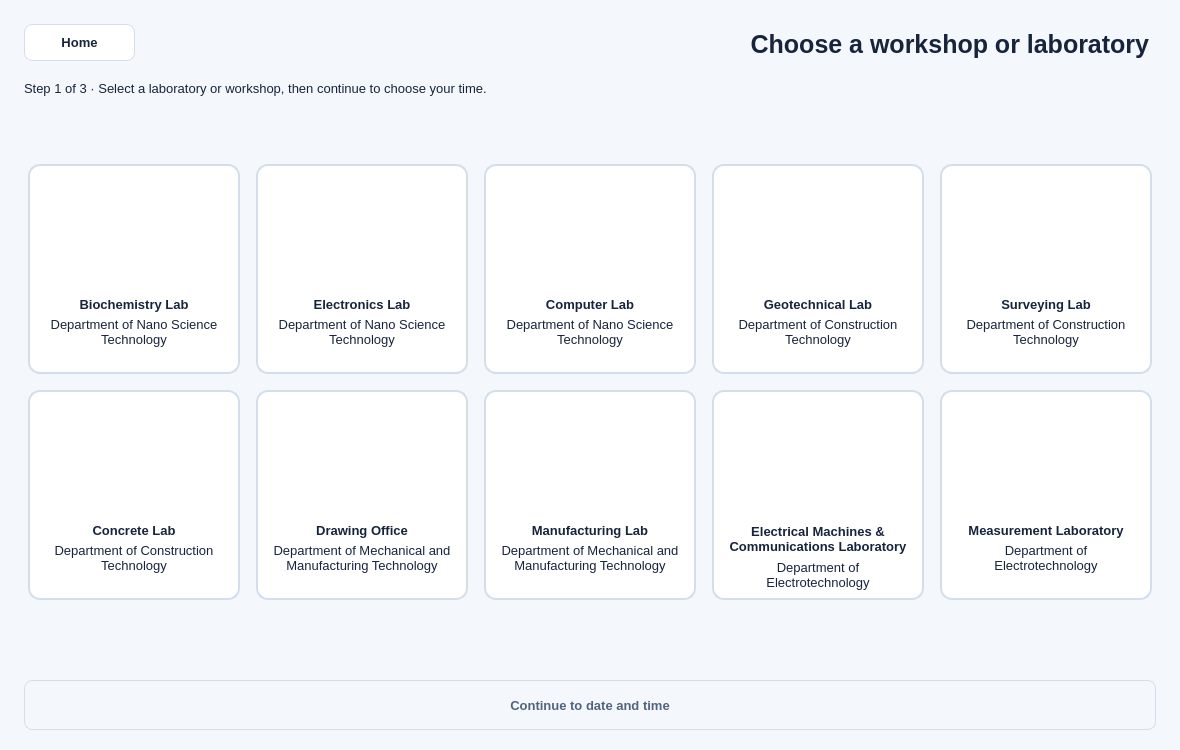
This is SYNCLAB - Source Code/ui/forms/selection.ui in PPAS-Rashmika/SYNCLAB-Centralized-Workshop-Laboratory-Allocation-Platform as Qt 5 draws it before an edit. The edited form follows.
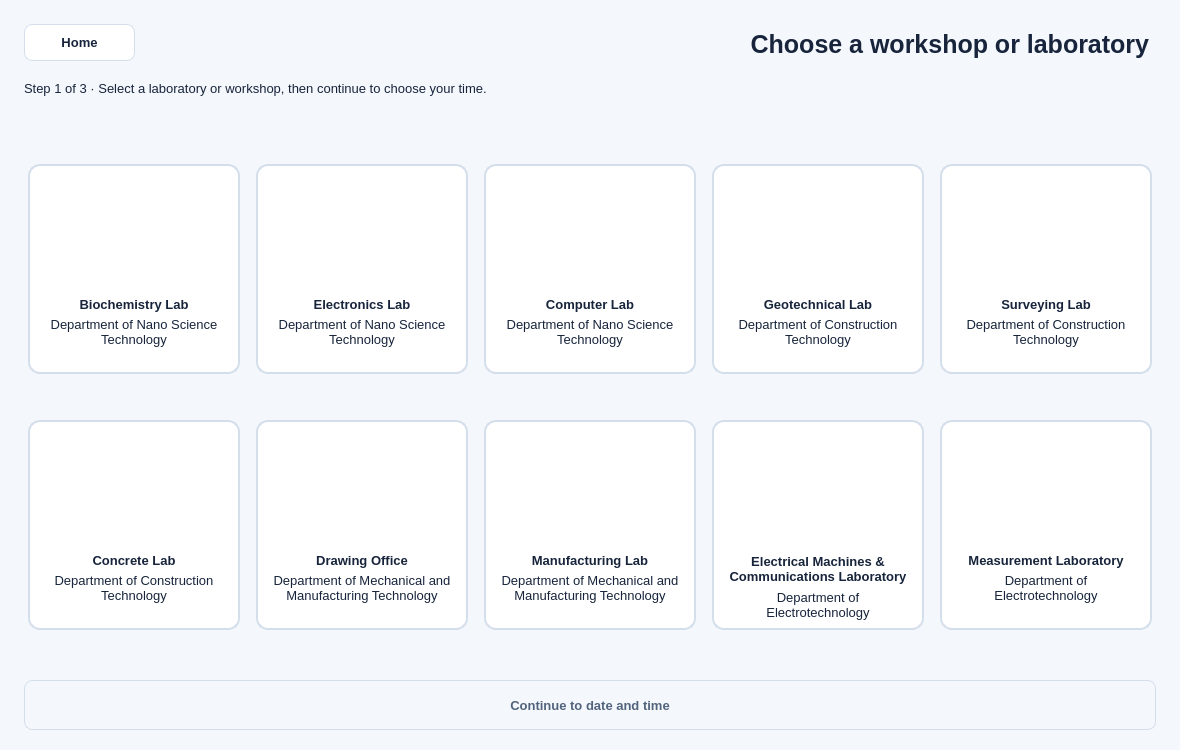
This is the edited form. Icons and pictures are not drawn.

Diff of the .ui file:
```diff
--- a/SYNCLAB - Source Code/ui/forms/selection.ui
+++ b/SYNCLAB - Source Code/ui/forms/selection.ui
@@ -13,18 +13,156 @@
     <height>750</height>
    </rect>
   </property>
-  <!-- මෙම control එකේ font නම, size සහ bold බව මෙහි වෙනස් කරන්න. -->
-  <property name="font">
-   <font>
-    <family>Segoe UI</family>
-    <pointsize>10</pointsize>
-   </font>
+  <property name="darkStyleSheet" stdset="0">
+   <string notr="true">QWidget { font-family: "Segoe UI"; font-size: 10pt; }
+QWidget#selectionWidget { background:#0F172A; color:#F1F5F9; }
+QLabel { background:transparent; color:#F1F5F9; }
+QWidget#cardsScrollContents, QScrollArea#cardsScrollArea { background:transparent; border:none; }
+QPushButton { background:#1E293B; color:#F1F5F9; border:1px solid #43536B; border-radius:8px; padding:9px 14px; }
+QPushButton:hover, QPushButton:focus { background:#253C61; border-color:#2563EB; }
+QPushButton#nextBtn { background:#2563EB; color:white; border:1px solid #2563EB; }
+QPushButton#nextBtn:hover { background:#1D4ED8; }
+QPushButton#nextBtn:disabled { background:#0F172A; color:#AABAD0; border:1px solid #43536B; }
+#selectionWidget { font-family: "Segoe UI"; font-size: 10pt; }
+#backTo0Btn { font-family: "Segoe UI"; font-size: 10pt; font-weight: bold; }
+#selectTitleLabel { font-family: "Segoe UI"; font-size: 19pt; font-weight: bold; }
+QFrame#cardFrame01 { background:#1E293B; border:2px solid #43536B; border-radius:12px; }
+QFrame#cardFrame01[selected="true"] { background:#253C61; border-color:#6099F5; }
+#workshopTitle01 { font-family: "Segoe UI"; font-size: 10pt; font-weight: bold; }
+#workshopDepartment01 { font-family: "Segoe UI"; font-size: 10pt; }
+QPushButton#workshopCard_Biochemistry { background:transparent; border:2px solid transparent; border-radius:12px; padding:0; }
+QPushButton#workshopCard_Biochemistry:hover, QPushButton#workshopCard_Biochemistry:focus { border:2px solid #6099F5; background:rgba(80,140,240,18); }
+QFrame#cardFrame02 { background:#1E293B; border:2px solid #43536B; border-radius:12px; }
+QFrame#cardFrame02[selected="true"] { background:#253C61; border-color:#6099F5; }
+#workshopTitle02 { font-family: "Segoe UI"; font-size: 10pt; font-weight: bold; }
+#workshopDepartment02 { font-family: "Segoe UI"; font-size: 10pt; }
+QPushButton#workshopCard_Electronics { background:transparent; border:2px solid transparent; border-radius:12px; padding:0; }
+QPushButton#workshopCard_Electronics:hover, QPushButton#workshopCard_Electronics:focus { border:2px solid #6099F5; background:rgba(80,140,240,18); }
+QFrame#cardFrame03 { background:#1E293B; border:2px solid #43536B; border-radius:12px; }
+QFrame#cardFrame03[selected="true"] { background:#253C61; border-color:#6099F5; }
+#workshopTitle03 { font-family: "Segoe UI"; font-size: 10pt; font-weight: bold; }
+#workshopDepartment03 { font-family: "Segoe UI"; font-size: 10pt; }
+QPushButton#workshopCard_Computer { background:transparent; border:2px solid transparent; border-radius:12px; padding:0; }
+QPushButton#workshopCard_Computer:hover, QPushButton#workshopCard_Computer:focus { border:2px solid #6099F5; background:rgba(80,140,240,18); }
+QFrame#cardFrame05 { background:#1E293B; border:2px solid #43536B; border-radius:12px; }
+QFrame#cardFrame05[selected="true"] { background:#253C61; border-color:#6099F5; }
+#workshopTitle05 { font-family: "Segoe UI"; font-size: 10pt; font-weight: bold; }
+#workshopDepartment05 { font-family: "Segoe UI"; font-size: 10pt; }
+QPushButton#workshopCard_Geotechnical { background:transparent; border:2px solid transparent; border-radius:12px; padding:0; }
+QPushButton#workshopCard_Geotechnical:hover, QPushButton#workshopCard_Geotechnical:focus { border:2px solid #6099F5; background:rgba(80,140,240,18); }
+QFrame#cardFrame06 { background:#1E293B; border:2px solid #43536B; border-radius:12px; }
+QFrame#cardFrame06[selected="true"] { background:#253C61; border-color:#6099F5; }
+#workshopTitle06 { font-family: "Segoe UI"; font-size: 10pt; font-weight: bold; }
+#workshopDepartment06 { font-family: "Segoe UI"; font-size: 10pt; }
+QPushButton#workshopCard_Surveying { background:transparent; border:2px solid transparent; border-radius:12px; padding:0; }
+QPushButton#workshopCard_Surveying:hover, QPushButton#workshopCard_Surveying:focus { border:2px solid #6099F5; background:rgba(80,140,240,18); }
+QFrame#cardFrame07 { background:#1E293B; border:2px solid #43536B; border-radius:12px; }
+QFrame#cardFrame07[selected="true"] { background:#253C61; border-color:#6099F5; }
+#workshopTitle07 { font-family: "Segoe UI"; font-size: 10pt; font-weight: bold; }
+#workshopDepartment07 { font-family: "Segoe UI"; font-size: 10pt; }
+QPushButton#workshopCard_Concrete { background:transparent; border:2px solid transparent; border-radius:12px; padding:0; }
+QPushButton#workshopCard_Concrete:hover, QPushButton#workshopCard_Concrete:focus { border:2px solid #6099F5; background:rgba(80,140,240,18); }
+QFrame#cardFrame11 { background:#1E293B; border:2px solid #43536B; border-radius:12px; }
+QFrame#cardFrame11[selected="true"] { background:#253C61; border-color:#6099F5; }
+#workshopTitle11 { font-family: "Segoe UI"; font-size: 10pt; font-weight: bold; }
+#workshopDepartment11 { font-family: "Segoe UI"; font-size: 10pt; }
+QPushButton#workshopCard_Drawing_Office { background:transparent; border:2px solid transparent; border-radius:12px; padding:0; }
+QPushButton#workshopCard_Drawing_Office:hover, QPushButton#workshopCard_Drawing_Office:focus { border:2px solid #6099F5; background:rgba(80,140,240,18); }
+QFrame#cardFrame12 { background:#1E293B; border:2px solid #43536B; border-radius:12px; }
+QFrame#cardFrame12[selected="true"] { background:#253C61; border-color:#6099F5; }
+#workshopTitle12 { font-family: "Segoe UI"; font-size: 10pt; font-weight: bold; }
+#workshopDepartment12 { font-family: "Segoe UI"; font-size: 10pt; }
+QPushButton#workshopCard_Manufacturing { background:transparent; border:2px solid transparent; border-radius:12px; padding:0; }
+QPushButton#workshopCard_Manufacturing:hover, QPushButton#workshopCard_Manufacturing:focus { border:2px solid #6099F5; background:rgba(80,140,240,18); }
+QFrame#cardFrame14 { background:#1E293B; border:2px solid #43536B; border-radius:12px; }
+QFrame#cardFrame14[selected="true"] { background:#253C61; border-color:#6099F5; }
+#workshopTitle14 { font-family: "Segoe UI"; font-size: 10pt; font-weight: bold; }
+#workshopDepartment14 { font-family: "Segoe UI"; font-size: 10pt; }
+QPushButton#workshopCard_Electrical_Machines___Communications_Laboratory { background:transparent; border:2px solid transparent; border-radius:12px; padding:0; }
+QPushButton#workshopCard_Electrical_Machines___Communications_Laboratory:hover, QPushButton#workshopCard_Electrical_Machines___Communications_Laboratory:focus { border:2px solid #6099F5; background:rgba(80,140,240,18); }
+QFrame#cardFrame15 { background:#1E293B; border:2px solid #43536B; border-radius:12px; }
+QFrame#cardFrame15[selected="true"] { background:#253C61; border-color:#6099F5; }
+#workshopTitle15 { font-family: "Segoe UI"; font-size: 10pt; font-weight: bold; }
+#workshopDepartment15 { font-family: "Segoe UI"; font-size: 10pt; }
+QPushButton#workshopCard_Measurement_Laboratory { background:transparent; border:2px solid transparent; border-radius:12px; padding:0; }
+QPushButton#workshopCard_Measurement_Laboratory:hover, QPushButton#workshopCard_Measurement_Laboratory:focus { border:2px solid #6099F5; background:rgba(80,140,240,18); }
+#nextBtn { font-family: "Segoe UI"; font-size: 10pt; font-weight: bold; }</string>
   </property>
-  <!-- මෙම control එකේ පාට, border, padding සහ radius සඳහා CSS rules මෙහි ඇත. -->
   <property name="styleSheet">
-   <string>QWidget#selectionWidget { background:#F4F7FB; color:#17243B; } QLabel { background:transparent; color:#17243B; } QWidget#cardsScrollContents, QScrollArea#cardsScrollArea { background:transparent; border:none; } QPushButton { background:#FFFFFF; color:#17243B; border:1px solid #D4DEEB; border-radius:8px; padding:9px 14px; } QPushButton:hover, QPushButton:focus { background:#EAF2FF; border-color:#2563EB; } QPushButton#nextBtn { background:#2563EB; color:white; border:1px solid #2563EB; } QPushButton#nextBtn:hover { background:#1D4ED8; } QPushButton#nextBtn:disabled { background:#F4F7FB; color:#52647D; border:1px solid #D4DEEB; }</string>
+   <string notr="true">QWidget { font-family: "Segoe UI"; font-size: 10pt; }
+QWidget#selectionWidget { background:#F4F7FB; color:#17243B; }
+QLabel { background:transparent; color:#17243B; }
+QWidget#cardsScrollContents, QScrollArea#cardsScrollArea { background:transparent; border:none; }
+QPushButton { background:#FFFFFF; color:#17243B; border:1px solid #D4DEEB; border-radius:8px; padding:9px 14px; }
+QPushButton:hover, QPushButton:focus { background:#EAF2FF; border-color:#2563EB; }
+QPushButton#nextBtn { background:#2563EB; color:white; border:1px solid #2563EB; }
+QPushButton#nextBtn:hover { background:#1D4ED8; }
+QPushButton#nextBtn:disabled { background:#F4F7FB; color:#52647D; border:1px solid #D4DEEB; }
+#selectionWidget { font-family: "Segoe UI"; font-size: 10pt; }
+#backTo0Btn { font-family: "Segoe UI"; font-size: 10pt; font-weight: bold; }
+#selectTitleLabel { font-family: "Segoe UI"; font-size: 19pt; font-weight: bold; }
+QFrame#cardFrame01 { background:#FFFFFF; border:2px solid #D4DEEB; border-radius:12px; }
+QFrame#cardFrame01[selected="true"] { background:#EAF2FF; border-color:#6099F5; }
+#workshopTitle01 { font-family: "Segoe UI"; font-size: 10pt; font-weight: bold; }
+#workshopDepartment01 { font-family: "Segoe UI"; font-size: 10pt; }
+QPushButton#workshopCard_Biochemistry { background:transparent; border:2px solid transparent; border-radius:12px; padding:0; }
+QPushButton#workshopCard_Biochemistry:hover, QPushButton#workshopCard_Biochemistry:focus { border:2px solid #6099F5; background:rgba(80,140,240,18); }
+QFrame#cardFrame02 { background:#FFFFFF; border:2px solid #D4DEEB; border-radius:12px; }
+QFrame#cardFrame02[selected="true"] { background:#EAF2FF; border-color:#6099F5; }
+#workshopTitle02 { font-family: "Segoe UI"; font-size: 10pt; font-weight: bold; }
+#workshopDepartment02 { font-family: "Segoe UI"; font-size: 10pt; }
+QPushButton#workshopCard_Electronics { background:transparent; border:2px solid transparent; border-radius:12px; padding:0; }
+QPushButton#workshopCard_Electronics:hover, QPushButton#workshopCard_Electronics:focus { border:2px solid #6099F5; background:rgba(80,140,240,18); }
+QFrame#cardFrame03 { background:#FFFFFF; border:2px solid #D4DEEB; border-radius:12px; }
+QFrame#cardFrame03[selected="true"] { background:#EAF2FF; border-color:#6099F5; }
+#workshopTitle03 { font-family: "Segoe UI"; font-size: 10pt; font-weight: bold; }
+#workshopDepartment03 { font-family: "Segoe UI"; font-size: 10pt; }
+QPushButton#workshopCard_Computer { background:transparent; border:2px solid transparent; border-radius:12px; padding:0; }
+QPushButton#workshopCard_Computer:hover, QPushButton#workshopCard_Computer:focus { border:2px solid #6099F5; background:rgba(80,140,240,18); }
+QFrame#cardFrame05 { background:#FFFFFF; border:2px solid #D4DEEB; border-radius:12px; }
+QFrame#cardFrame05[selected="true"] { background:#EAF2FF; border-color:#6099F5; }
+#workshopTitle05 { font-family: "Segoe UI"; font-size: 10pt; font-weight: bold; }
+#workshopDepartment05 { font-family: "Segoe UI"; font-size: 10pt; }
+QPushButton#workshopCard_Geotechnical { background:transparent; border:2px solid transparent; border-radius:12px; padding:0; }
+QPushButton#workshopCard_Geotechnical:hover, QPushButton#workshopCard_Geotechnical:focus { border:2px solid #6099F5; background:rgba(80,140,240,18); }
+QFrame#cardFrame06 { background:#FFFFFF; border:2px solid #D4DEEB; border-radius:12px; }
+QFrame#cardFrame06[selected="true"] { background:#EAF2FF; border-color:#6099F5; }
+#workshopTitle06 { font-family: "Segoe UI"; font-size: 10pt; font-weight: bold; }
+#workshopDepartment06 { font-family: "Segoe UI"; font-size: 10pt; }
+QPushButton#workshopCard_Surveying { background:transparent; border:2px solid transparent; border-radius:12px; padding:0; }
+QPushButton#workshopCard_Surveying:hover, QPushButton#workshopCard_Surveying:focus { border:2px solid #6099F5; background:rgba(80,140,240,18); }
+QFrame#cardFrame07 { background:#FFFFFF; border:2px solid #D4DEEB; border-radius:12px; }
+QFrame#cardFrame07[selected="true"] { background:#EAF2FF; border-color:#6099F5; }
+#workshopTitle07 { font-family: "Segoe UI"; font-size: 10pt; font-weight: bold; }
+#workshopDepartment07 { font-family: "Segoe UI"; font-size: 10pt; }
+QPushButton#workshopCard_Concrete { background:transparent; border:2px solid transparent; border-radius:12px; padding:0; }
+QPushButton#workshopCard_Concrete:hover, QPushButton#workshopCard_Concrete:focus { border:2px solid #6099F5; background:rgba(80,140,240,18); }
+QFrame#cardFrame11 { background:#FFFFFF; border:2px solid #D4DEEB; border-radius:12px; }
+QFrame#cardFrame11[selected="true"] { background:#EAF2FF; border-color:#6099F5; }
+#workshopTitle11 { font-family: "Segoe UI"; font-size: 10pt; font-weight: bold; }
+#workshopDepartment11 { font-family: "Segoe UI"; font-size: 10pt; }
+QPushButton#workshopCard_Drawing_Office { background:transparent; border:2px solid transparent; border-radius:12px; padding:0; }
+QPushButton#workshopCard_Drawing_Office:hover, QPushButton#workshopCard_Drawing_Office:focus { border:2px solid #6099F5; background:rgba(80,140,240,18); }
+QFrame#cardFrame12 { background:#FFFFFF; border:2px solid #D4DEEB; border-radius:12px; }
+QFrame#cardFrame12[selected="true"] { background:#EAF2FF; border-color:#6099F5; }
+#workshopTitle12 { font-family: "Segoe UI"; font-size: 10pt; font-weight: bold; }
+#workshopDepartment12 { font-family: "Segoe UI"; font-size: 10pt; }
+QPushButton#workshopCard_Manufacturing { background:transparent; border:2px solid transparent; border-radius:12px; padding:0; }
+QPushButton#workshopCard_Manufacturing:hover, QPushButton#workshopCard_Manufacturing:focus { border:2px solid #6099F5; background:rgba(80,140,240,18); }
+QFrame#cardFrame14 { background:#FFFFFF; border:2px solid #D4DEEB; border-radius:12px; }
+QFrame#cardFrame14[selected="true"] { background:#EAF2FF; border-color:#6099F5; }
+#workshopTitle14 { font-family: "Segoe UI"; font-size: 10pt; font-weight: bold; }
+#workshopDepartment14 { font-family: "Segoe UI"; font-size: 10pt; }
+QPushButton#workshopCard_Electrical_Machines___Communications_Laboratory { background:transparent; border:2px solid transparent; border-radius:12px; padding:0; }
+QPushButton#workshopCard_Electrical_Machines___Communications_Laboratory:hover, QPushButton#workshopCard_Electrical_Machines___Communications_Laboratory:focus { border:2px solid #6099F5; background:rgba(80,140,240,18); }
+QFrame#cardFrame15 { background:#FFFFFF; border:2px solid #D4DEEB; border-radius:12px; }
+QFrame#cardFrame15[selected="true"] { background:#EAF2FF; border-color:#6099F5; }
+#workshopTitle15 { font-family: "Segoe UI"; font-size: 10pt; font-weight: bold; }
+#workshopDepartment15 { font-family: "Segoe UI"; font-size: 10pt; }
+QPushButton#workshopCard_Measurement_Laboratory { background:transparent; border:2px solid transparent; border-radius:12px; padding:0; }
+QPushButton#workshopCard_Measurement_Laboratory:hover, QPushButton#workshopCard_Measurement_Laboratory:focus { border:2px solid #6099F5; background:rgba(80,140,240,18); }
+#nextBtn { font-family: "Segoe UI"; font-size: 10pt; font-weight: bold; }</string>
   </property>
-  <!-- backTo0Btn: ක්ලික් කළ හැකි button එක; name එක C++ code එකේද භාවිත විය හැක. -->
   <widget class="QPushButton" name="backTo0Btn">
    <!-- ස්ථානය x/y වලින්ද ප්‍රමාණය width/height වලින්ද වෙනස් කරන්න. -->
    <property name="geometry">
@@ -110,7 +248,7 @@
      <x>24</x>
      <y>160</y>
      <width>1132</width>
-     <height>443</height>
+     <height>491</height>
     </rect>
    </property>
    <property name="frameShape">
@@ -133,10 +271,9 @@
       <x>0</x>
       <y>0</y>
       <width>1132</width>
-      <height>443</height>
+      <height>491</height>
      </rect>
     </property>
-    <!-- cardFrame01: card හෝ border සහිත කොටස; name එක C++ code එකේද භාවිත විය හැක. -->
     <widget class="QFrame" name="cardFrame01">
      <!-- ස්ථානය x/y වලින්ද ප්‍රමාණය width/height වලින්ද වෙනස් කරන්න. -->
      <property name="geometry">
@@ -842,15 +979,11 @@
      <property name="geometry">
       <rect>
        <x>4</x>
-       <y>230</y>
+       <y>260</y>
        <width>212</width>
        <height>210</height>
       </rect>
      </property>
-     <!-- මෙම control එකේ පාට, border, padding සහ radius සඳහා CSS rules මෙහි ඇත. -->
-     <property name="styleSheet">
-      <string>QFrame#cardFrame07 { background:#FFFFFF; border:2px solid #D4DEEB; border-radius:12px; } QFrame#cardFrame07[selected=&quot;true&quot;] { background:#EAF2FF; border-color:#6099F5; }</string>
-     </property>
      <property name="frameShape">
       <enum>QFrame::Shape::NoFrame</enum>
      </property>
@@ -892,15 +1025,6 @@
         <height>17</height>
        </rect>
       </property>
-      <!-- මෙම control එකේ font නම, size සහ bold බව මෙහි වෙනස් කරන්න. -->
-      <property name="font">
-       <font>
-        <family>Segoe UI</family>
-        <pointsize>10</pointsize>
-        <bold>true</bold>
-       </font>
-      </property>
-      <!-- පෙන්වන text එක මෙහි වෙනස් කරන්න; dynamic text C++ මගින් නැවත යෙදිය හැක. -->
       <property name="text">
        <string>Concrete Lab</string>
       </property>
@@ -923,14 +1047,6 @@
         <height>53</height>
        </rect>
       </property>
-      <!-- මෙම control එකේ font නම, size සහ bold බව මෙහි වෙනස් කරන්න. -->
-      <property name="font">
-       <font>
-        <family>Segoe UI</family>
-        <pointsize>10</pointsize>
-       </font>
-      </property>
-      <!-- පෙන්වන text එක මෙහි වෙනස් කරන්න; dynamic text C++ මගින් නැවත යෙදිය හැක. -->
       <property name="text">
        <string>Department of Construction Technology</string>
       </property>
@@ -963,11 +1079,6 @@
       <property name="accessibleName">
        <string>Concrete Lab</string>
       </property>
-      <!-- මෙම control එකේ පාට, border, padding සහ radius සඳහා CSS rules මෙහි ඇත. -->
-      <property name="styleSheet">
-       <string>QPushButton { background:transparent; border:2px solid transparent; border-radius:12px; padding:0; } QPushButton:hover, QPushButton:focus { border:2px solid #6099F5; background:rgba(80,140,240,18); }</string>
-      </property>
-      <!-- පෙන්වන text එක මෙහි වෙනස් කරන්න; dynamic text C++ මගින් නැවත යෙදිය හැක. -->
       <property name="text">
        <string/>
       </property>
@@ -982,15 +1093,11 @@
      <property name="geometry">
       <rect>
        <x>232</x>
-       <y>230</y>
+       <y>260</y>
        <width>212</width>
        <height>210</height>
       </rect>
      </property>
-     <!-- මෙම control එකේ පාට, border, padding සහ radius සඳහා CSS rules මෙහි ඇත. -->
-     <property name="styleSheet">
-      <string>QFrame#cardFrame11 { background:#FFFFFF; border:2px solid #D4DEEB; border-radius:12px; } QFrame#cardFrame11[selected=&quot;true&quot;] { background:#EAF2FF; border-color:#6099F5; }</string>
-     </property>
      <property name="frameShape">
       <enum>QFrame::Shape::NoFrame</enum>
      </property>
@@ -1032,15 +1139,6 @@
         <height>17</height>
        </rect>
       </property>
-      <!-- මෙම control එකේ font නම, size සහ bold බව මෙහි වෙනස් කරන්න. -->
-      <property name="font">
-       <font>
-        <family>Segoe UI</family>
-        <pointsize>10</pointsize>
-        <bold>true</bold>
-       </font>
-      </property>
-      <!-- පෙන්වන text එක මෙහි වෙනස් කරන්න; dynamic text C++ මගින් නැවත යෙදිය හැක. -->
       <property name="text">
        <string>Drawing Office</string>
       </property>
@@ -1063,14 +1161,6 @@
         <height>53</height>
        </rect>
       </property>
-      <!-- මෙම control එකේ font නම, size සහ bold බව මෙහි වෙනස් කරන්න. -->
-      <property name="font">
-       <font>
-        <family>Segoe UI</family>
-        <pointsize>10</pointsize>
-       </font>
-      </property>
-      <!-- පෙන්වන text එක මෙහි වෙනස් කරන්න; dynamic text C++ මගින් නැවත යෙදිය හැක. -->
       <property name="text">
        <string>Department of Mechanical and Manufacturing Technology</string>
       </property>
@@ -1103,11 +1193,6 @@
       <property name="accessibleName">
        <string>Drawing Office</string>
       </property>
-      <!-- මෙම control එකේ පාට, border, padding සහ radius සඳහා CSS rules මෙහි ඇත. -->
-      <property name="styleSheet">
-       <string>QPushButton { background:transparent; border:2px solid transparent; border-radius:12px; padding:0; } QPushButton:hover, QPushButton:focus { border:2px solid #6099F5; background:rgba(80,140,240,18); }</string>
-      </property>
-      <!-- පෙන්වන text එක මෙහි වෙනස් කරන්න; dynamic text C++ මගින් නැවත යෙදිය හැක. -->
       <property name="text">
        <string/>
       </property>
@@ -1122,15 +1207,11 @@
      <property name="geometry">
       <rect>
        <x>460</x>
-       <y>230</y>
+       <y>260</y>
        <width>212</width>
        <height>210</height>
       </rect>
      </property>
-     <!-- මෙම control එකේ පාට, border, padding සහ radius සඳහා CSS rules මෙහි ඇත. -->
-     <property name="styleSheet">
-      <string>QFrame#cardFrame12 { background:#FFFFFF; border:2px solid #D4DEEB; border-radius:12px; } QFrame#cardFrame12[selected=&quot;true&quot;] { background:#EAF2FF; border-color:#6099F5; }</string>
-     </property>
      <property name="frameShape">
       <enum>QFrame::Shape::NoFrame</enum>
      </property>
@@ -1172,15 +1253,6 @@
         <height>17</height>
        </rect>
       </property>
-      <!-- මෙම control එකේ font නම, size සහ bold බව මෙහි වෙනස් කරන්න. -->
-      <property name="font">
-       <font>
-        <family>Segoe UI</family>
-        <pointsize>10</pointsize>
-        <bold>true</bold>
-       </font>
-      </property>
-      <!-- පෙන්වන text එක මෙහි වෙනස් කරන්න; dynamic text C++ මගින් නැවත යෙදිය හැක. -->
       <property name="text">
        <string>Manufacturing Lab</string>
       </property>
@@ -1203,14 +1275,6 @@
         <height>53</height>
        </rect>
       </property>
-      <!-- මෙම control එකේ font නම, size සහ bold බව මෙහි වෙනස් කරන්න. -->
-      <property name="font">
-       <font>
-        <family>Segoe UI</family>
-        <pointsize>10</pointsize>
-       </font>
-      </property>
-      <!-- පෙන්වන text එක මෙහි වෙනස් කරන්න; dynamic text C++ මගින් නැවත යෙදිය හැක. -->
       <property name="text">
        <string>Department of Mechanical and Manufacturing Technology</string>
       </property>
@@ -1243,11 +1307,6 @@
       <property name="accessibleName">
        <string>Manufacturing Lab</string>
       </property>
-      <!-- මෙම control එකේ පාට, border, padding සහ radius සඳහා CSS rules මෙහි ඇත. -->
-      <property name="styleSheet">
-       <string>QPushButton { background:transparent; border:2px solid transparent; border-radius:12px; padding:0; } QPushButton:hover, QPushButton:focus { border:2px solid #6099F5; background:rgba(80,140,240,18); }</string>
-      </property>
-      <!-- පෙන්වන text එක මෙහි වෙනස් කරන්න; dynamic text C++ මගින් නැවත යෙදිය හැක. -->
       <property name="text">
        <string/>
       </property>
@@ -1262,15 +1321,11 @@
      <property name="geometry">
       <rect>
        <x>688</x>
-       <y>230</y>
+       <y>260</y>
        <width>212</width>
        <height>210</height>
       </rect>
      </property>
-     <!-- මෙම control එකේ පාට, border, padding සහ radius සඳහා CSS rules මෙහි ඇත. -->
-     <property name="styleSheet">
-      <string>QFrame#cardFrame14 { background:#FFFFFF; border:2px solid #D4DEEB; border-radius:12px; } QFrame#cardFrame14[selected=&quot;true&quot;] { background:#EAF2FF; border-color:#6099F5; }</string>
-     </property>
      <property name="frameShape">
       <enum>QFrame::Shape::NoFrame</enum>
      </property>
@@ -1312,15 +1367,6 @@
         <height>34</height>
        </rect>
       </property>
-      <!-- මෙම control එකේ font නම, size සහ bold බව මෙහි වෙනස් කරන්න. -->
-      <property name="font">
-       <font>
-        <family>Segoe UI</family>
-        <pointsize>10</pointsize>
-        <bold>true</bold>
-       </font>
-      </property>
-      <!-- පෙන්වන text එක මෙහි වෙනස් කරන්න; dynamic text C++ මගින් නැවත යෙදිය හැක. -->
       <property name="text">
        <string>Electrical Machines &amp; Communications Laboratory</string>
       </property>
@@ -1343,14 +1389,6 @@
         <height>36</height>
        </rect>
       </property>
-      <!-- මෙම control එකේ font නම, size සහ bold බව මෙහි වෙනස් කරන්න. -->
-      <property name="font">
-       <font>
-        <family>Segoe UI</family>
-        <pointsize>10</pointsize>
-       </font>
-      </property>
-      <!-- පෙන්වන text එක මෙහි වෙනස් කරන්න; dynamic text C++ මගින් නැවත යෙදිය හැක. -->
       <property name="text">
        <string>Department of Electrotechnology</string>
       </property>
@@ -1383,11 +1421,6 @@
       <property name="accessibleName">
        <string>Electrical Machines &amp; Communications Laboratory</string>
       </property>
-      <!-- මෙම control එකේ පාට, border, padding සහ radius සඳහා CSS rules මෙහි ඇත. -->
-      <property name="styleSheet">
-       <string>QPushButton { background:transparent; border:2px solid transparent; border-radius:12px; padding:0; } QPushButton:hover, QPushButton:focus { border:2px solid #6099F5; background:rgba(80,140,240,18); }</string>
-      </property>
-      <!-- පෙන්වන text එක මෙහි වෙනස් කරන්න; dynamic text C++ මගින් නැවත යෙදිය හැක. -->
       <property name="text">
        <string/>
       </property>
@@ -1402,15 +1435,11 @@
      <property name="geometry">
       <rect>
        <x>916</x>
-       <y>230</y>
+       <y>260</y>
        <width>212</width>
        <height>210</height>
       </rect>
      </property>
-     <!-- මෙම control එකේ පාට, border, padding සහ radius සඳහා CSS rules මෙහි ඇත. -->
-     <property name="styleSheet">
-      <string>QFrame#cardFrame15 { background:#FFFFFF; border:2px solid #D4DEEB; border-radius:12px; } QFrame#cardFrame15[selected=&quot;true&quot;] { background:#EAF2FF; border-color:#6099F5; }</string>
-     </property>
      <property name="frameShape">
       <enum>QFrame::Shape::NoFrame</enum>
      </property>
@@ -1452,15 +1481,6 @@
         <height>17</height>
        </rect>
       </property>
-      <!-- මෙම control එකේ font නම, size සහ bold බව මෙහි වෙනස් කරන්න. -->
-      <property name="font">
-       <font>
-        <family>Segoe UI</family>
-        <pointsize>10</pointsize>
-        <bold>true</bold>
-       </font>
-      </property>
-      <!-- පෙන්වන text එක මෙහි වෙනස් කරන්න; dynamic text C++ මගින් නැවත යෙදිය හැක. -->
       <property name="text">
        <string>Measurement Laboratory</string>
       </property>
@@ -1483,14 +1503,6 @@
         <height>53</height>
        </rect>
       </property>
-      <!-- මෙම control එකේ font නම, size සහ bold බව මෙහි වෙනස් කරන්න. -->
-      <property name="font">
-       <font>
-        <family>Segoe UI</family>
-        <pointsize>10</pointsize>
-       </font>
-      </property>
-      <!-- පෙන්වන text එක මෙහි වෙනස් කරන්න; dynamic text C++ මගින් නැවත යෙදිය හැක. -->
       <property name="text">
        <string>Department of Electrotechnology</string>
       </property>
@@ -1523,11 +1535,6 @@
       <property name="accessibleName">
        <string>Measurement Laboratory</string>
       </property>
-      <!-- මෙම control එකේ පාට, border, padding සහ radius සඳහා CSS rules මෙහි ඇත. -->
-      <property name="styleSheet">
-       <string>QPushButton { background:transparent; border:2px solid transparent; border-radius:12px; padding:0; } QPushButton:hover, QPushButton:focus { border:2px solid #6099F5; background:rgba(80,140,240,18); }</string>
-      </property>
-      <!-- පෙන්වන text එක මෙහි වෙනස් කරන්න; dynamic text C++ මගින් නැවත යෙදිය හැක. -->
       <property name="text">
        <string/>
       </property>
```
Left out of the diff: 350 changed lines with no effect on the pictures.
